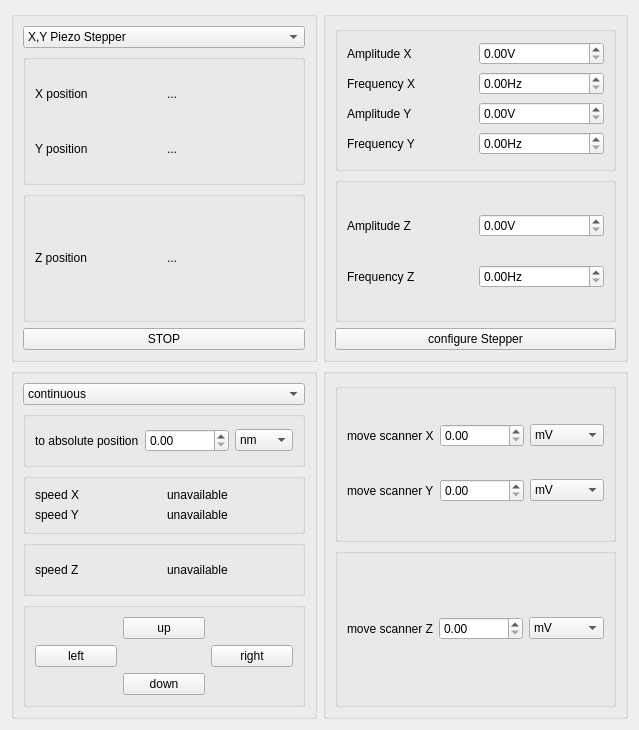
Above: hyperion/view/position/attocube.ui from caldarolamartin/hyperion before the change. Below: the same form after it.
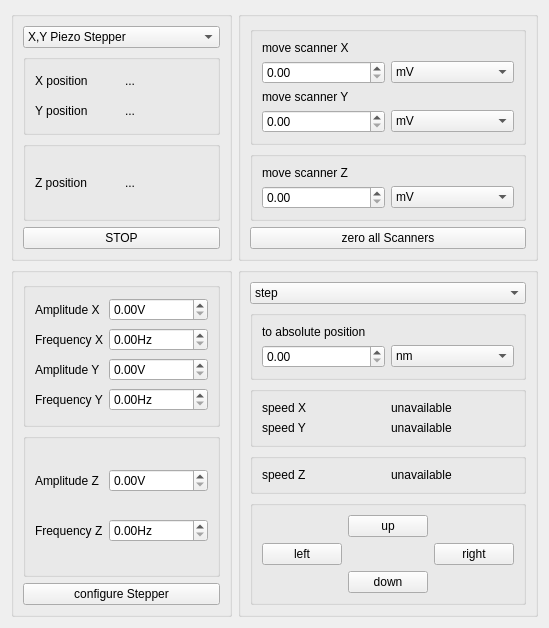
That is the form after the change.

```diff
--- a/hyperion/view/position/attocube.ui
+++ b/hyperion/view/position/attocube.ui
@@ -6,8 +6,8 @@
    <rect>
     <x>0</x>
     <y>0</y>
-    <width>639</width>
-    <height>730</height>
+    <width>526</width>
+    <height>551</height>
    </rect>
   </property>
   <property name="windowTitle">
@@ -152,6 +152,133 @@
     </widget>
    </item>
    <item row="0" column="1">
+    <widget class="QGroupBox" name="groupBox_scanner">
+     <property name="title">
+      <string/>
+     </property>
+     <layout class="QGridLayout" name="gridLayout_13">
+      <item row="0" column="0">
+       <widget class="QGroupBox" name="groupBox_scanXY">
+        <property name="title">
+         <string/>
+        </property>
+        <layout class="QGridLayout" name="gridLayout_4">
+         <item row="0" column="0">
+          <widget class="QLabel" name="label_scannerX">
+           <property name="text">
+            <string>move scanner X</string>
+           </property>
+          </widget>
+         </item>
+         <item row="1" column="0">
+          <widget class="QDoubleSpinBox" name="doubleSpinBox_scannerX">
+           <property name="suffix">
+            <string/>
+           </property>
+           <property name="maximum">
+            <double>999999999.000000000000000</double>
+           </property>
+          </widget>
+         </item>
+         <item row="1" column="1">
+          <widget class="QComboBox" name="comboBox_unitX">
+           <item>
+            <property name="text">
+             <string>mV</string>
+            </property>
+           </item>
+           <item>
+            <property name="text">
+             <string>V</string>
+            </property>
+           </item>
+          </widget>
+         </item>
+         <item row="2" column="0">
+          <widget class="QLabel" name="label_scannerY">
+           <property name="text">
+            <string>move scanner Y</string>
+           </property>
+          </widget>
+         </item>
+         <item row="3" column="0">
+          <widget class="QDoubleSpinBox" name="doubleSpinBox_scannerY">
+           <property name="suffix">
+            <string/>
+           </property>
+           <property name="maximum">
+            <double>9999999999999.000000000000000</double>
+           </property>
+          </widget>
+         </item>
+         <item row="3" column="1">
+          <widget class="QComboBox" name="comboBox_unitY">
+           <item>
+            <property name="text">
+             <string>mV</string>
+            </property>
+           </item>
+           <item>
+            <property name="text">
+             <string>V</string>
+            </property>
+           </item>
+          </widget>
+         </item>
+        </layout>
+       </widget>
+      </item>
+      <item row="1" column="0">
+       <widget class="QGroupBox" name="groupBox_scanZ">
+        <property name="title">
+         <string/>
+        </property>
+        <layout class="QGridLayout" name="gridLayout_14">
+         <item row="0" column="0">
+          <widget class="QLabel" name="label_scannerZ">
+           <property name="text">
+            <string>move scanner Z</string>
+           </property>
+          </widget>
+         </item>
+         <item row="1" column="0">
+          <widget class="QDoubleSpinBox" name="doubleSpinBox_scannerZ">
+           <property name="suffix">
+            <string/>
+           </property>
+           <property name="maximum">
+            <double>9999999999999.000000000000000</double>
+           </property>
+          </widget>
+         </item>
+         <item row="1" column="1">
+          <widget class="QComboBox" name="comboBox_unitZ">
+           <item>
+            <property name="text">
+             <string>mV</string>
+            </property>
+           </item>
+           <item>
+            <property name="text">
+             <string>V</string>
+            </property>
+           </item>
+          </widget>
+         </item>
+        </layout>
+       </widget>
+      </item>
+      <item row="2" column="0">
+       <widget class="QPushButton" name="pushButton_zero_scanners">
+        <property name="text">
+         <string>zero all Scanners</string>
+        </property>
+       </widget>
+      </item>
+     </layout>
+    </widget>
+   </item>
+   <item row="1" column="0">
     <widget class="QGroupBox" name="groupBox_configurate">
      <property name="title">
       <string/>
@@ -287,19 +414,14 @@
      </layout>
     </widget>
    </item>
-   <item row="1" column="0">
+   <item row="1" column="1">
     <widget class="QGroupBox" name="groupBox_moving">
      <property name="title">
       <string/>
      </property>
-     <layout class="QGridLayout" name="gridLayout_13">
+     <layout class="QGridLayout" name="gridLayout_11">
       <item row="0" column="0">
        <widget class="QComboBox" name="comboBox_kindOfMove">
-        <item>
-         <property name="text">
-          <string>continuous</string>
-         </property>
-        </item>
         <item>
          <property name="text">
           <string>step</string>
@@ -322,22 +444,22 @@
         <property name="title">
          <string/>
         </property>
-        <layout class="QGridLayout" name="gridLayout_12">
-         <item row="0" column="0">
+        <layout class="QGridLayout" name="gridLayout_3">
+         <item row="0" column="0" colspan="2">
           <widget class="QLabel" name="label_sortMove">
            <property name="text">
             <string>to absolute position</string>
            </property>
           </widget>
          </item>
-         <item row="0" column="1">
+         <item row="1" column="0">
           <widget class="QDoubleSpinBox" name="doubleSpinBox_distance">
            <property name="maximum">
             <double>10000000000000000000.000000000000000</double>
            </property>
           </widget>
          </item>
-         <item row="0" column="2">
+         <item row="1" column="1">
           <widget class="QComboBox" name="comboBox_unit">
            <property name="currentText">
             <string>nm</string>
@@ -427,7 +549,7 @@
         <property name="title">
          <string/>
         </property>
-        <layout class="QGridLayout" name="gridLayout_3">
+        <layout class="QGridLayout" name="gridLayout_12">
          <item row="0" column="1">
           <widget class="QPushButton" name="pushButton_up">
            <property name="text">
@@ -462,126 +584,6 @@
      </layout>
     </widget>
    </item>
-   <item row="1" column="1">
-    <widget class="QGroupBox" name="groupBox_scanner">
-     <property name="title">
-      <string/>
-     </property>
-     <layout class="QGridLayout" name="gridLayout_11">
-      <item row="0" column="0">
-       <widget class="QGroupBox" name="groupBox_scanXY">
-        <property name="title">
-         <string/>
-        </property>
-        <layout class="QGridLayout" name="gridLayout_4">
-         <item row="0" column="0">
-          <widget class="QLabel" name="label_scannerX">
-           <property name="text">
-            <string>move scanner X</string>
-           </property>
-          </widget>
-         </item>
-         <item row="0" column="1">
-          <widget class="QDoubleSpinBox" name="doubleSpinBox_scannerX">
-           <property name="suffix">
-            <string/>
-           </property>
-           <property name="maximum">
-            <double>999999999.000000000000000</double>
-           </property>
-          </widget>
-         </item>
-         <item row="0" column="2">
-          <widget class="QComboBox" name="comboBox_unitX">
-           <item>
-            <property name="text">
-             <string>mV</string>
-            </property>
-           </item>
-           <item>
-            <property name="text">
-             <string>V</string>
-            </property>
-           </item>
-          </widget>
-         </item>
-         <item row="1" column="0">
-          <widget class="QLabel" name="label_scannerY">
-           <property name="text">
-            <string>move scanner Y</string>
-           </property>
-          </widget>
-         </item>
-         <item row="1" column="1">
-          <widget class="QDoubleSpinBox" name="doubleSpinBox_scannerY">
-           <property name="suffix">
-            <string/>
-           </property>
-           <property name="maximum">
-            <double>9999999999999.000000000000000</double>
-           </property>
-          </widget>
-         </item>
-         <item row="1" column="2">
-          <widget class="QComboBox" name="comboBox_unitY">
-           <item>
-            <property name="text">
-             <string>mV</string>
-            </property>
-           </item>
-           <item>
-            <property name="text">
-             <string>V</string>
-            </property>
-           </item>
-          </widget>
-         </item>
-        </layout>
-       </widget>
-      </item>
-      <item row="1" column="0">
-       <widget class="QGroupBox" name="groupBox_scanZ">
-        <property name="title">
-         <string/>
-        </property>
-        <layout class="QGridLayout" name="gridLayout_14">
-         <item row="0" column="0">
-          <widget class="QLabel" name="label_scannerZ">
-           <property name="text">
-            <string>move scanner Z</string>
-           </property>
-          </widget>
-         </item>
-         <item row="0" column="1">
-          <widget class="QDoubleSpinBox" name="doubleSpinBox_scannerZ">
-           <property name="suffix">
-            <string/>
-           </property>
-           <property name="maximum">
-            <double>9999999999999.000000000000000</double>
-           </property>
-          </widget>
-         </item>
-         <item row="0" column="2">
-          <widget class="QComboBox" name="comboBox_unitZ">
-           <item>
-            <property name="text">
-             <string>mV</string>
-            </property>
-           </item>
-           <item>
-            <property name="text">
-             <string>V</string>
-            </property>
-           </item>
-          </widget>
-         </item>
-        </layout>
-       </widget>
-      </item>
-     </layout>
-    </widget>
-   </item>
   </layout>
  </widget>
  <resources/>
```
Left out of the diff: 5 changed lines with no effect on the pictures.
